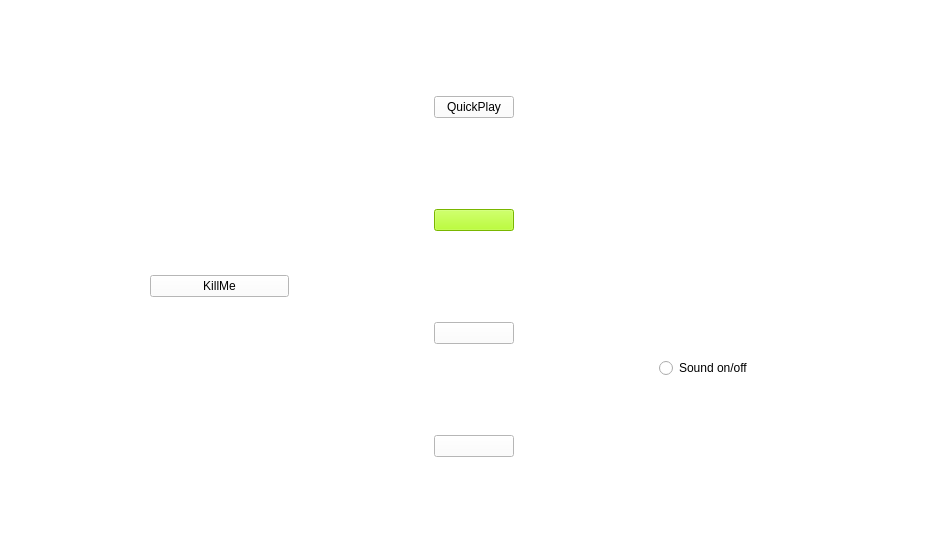
First picture: the form in mainmenu.ui, repository BetmanSmall/LittleGame, before the edit.
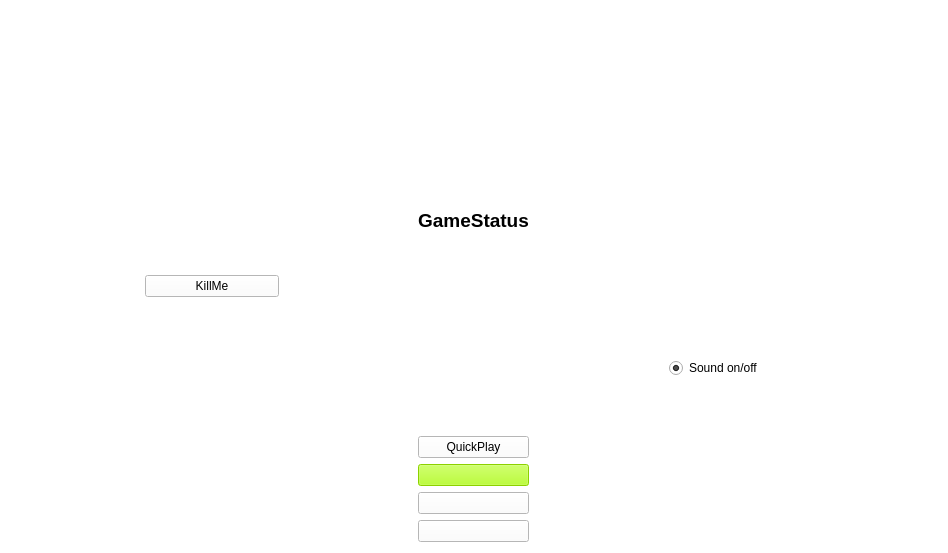
Second picture: the form after the edit. Icons and pictures are not drawn.

The edit to the form file:
```diff
--- a/mainmenu.ui
+++ b/mainmenu.ui
@@ -490,6 +490,27 @@
    </item>
    <item>
     <layout class="QVBoxLayout" name="verticalLayout_2">
+     <item>
+      <widget class="QLabel" name="gameStatus">
+       <property name="font">
+        <font>
+         <pointsize>14</pointsize>
+         <weight>75</weight>
+         <bold>true</bold>
+         <kerning>false</kerning>
+        </font>
+       </property>
+       <property name="autoFillBackground">
+        <bool>false</bool>
+       </property>
+       <property name="text">
+        <string>GameStatus</string>
+       </property>
+       <property name="alignment">
+        <set>Qt::AlignCenter</set>
+       </property>
+      </widget>
+     </item>
      <item>
       <widget class="QPushButton" name="quickPlayButton">
        <property name="text">
@@ -499,6 +520,9 @@
      </item>
      <item>
       <widget class="QPushButton" name="playButton">
+       <property name="enabled">
+        <bool>false</bool>
+       </property>
        <property name="palette">
         <palette>
          <active>
@@ -1030,6 +1054,9 @@
        <property name="text">
         <string>Sound on/off</string>
        </property>
+       <property name="checked">
+        <bool>true</bool>
+       </property>
       </widget>
      </item>
      <item>
```
